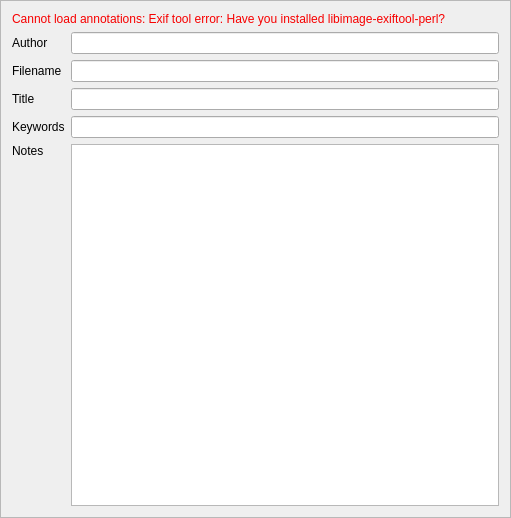
Before: the Qt Designer form pageattr.ui in sjg20/paperman, drawn with Qt 5.
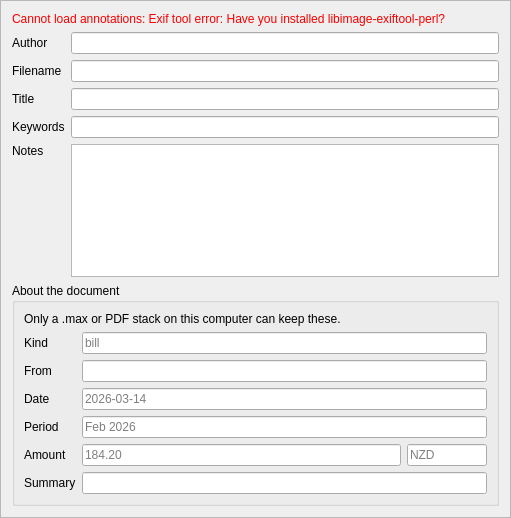
After: the same form once the commit is applied.

Commit message: pagewidget: Show a stack's facts in the info form

```diff
--- a/pageattr.ui
+++ b/pageattr.ui
@@ -150,6 +150,148 @@
      </item>
     </layout>
    </item>
+   <item>
+    <widget class="QGroupBox" name="factsBox">
+     <property name="title">
+      <string>About the document</string>
+     </property>
+     <property name="toolTip">
+      <string>The facts kept with the stack, which papers can be found by</string>
+     </property>
+     <layout class="QVBoxLayout" name="factsLayout">
+      <item>
+       <widget class="QLabel" name="factsNote">
+        <property name="text">
+         <string>Only a .max or PDF stack on this computer can keep these.</string>
+        </property>
+        <property name="wordWrap">
+         <bool>true</bool>
+        </property>
+       </widget>
+      </item>
+      <item>
+       <layout class="QGridLayout" name="factsGrid">
+       <item row="0" column="0">
+        <widget class="QLabel" name="factTypeLabel">
+         <property name="text">
+          <string>Kind</string>
+         </property>
+        </widget>
+       </item>
+       <item row="0" column="1">
+        <widget class="QLineEdit" name="factType">
+         <property name="toolTip">
+          <string>What kind of document it is, in a word or two</string>
+         </property>
+         <property name="placeholderText">
+          <string>bill</string>
+         </property>
+        </widget>
+       </item>
+       <item row="1" column="0">
+        <widget class="QLabel" name="factFromLabel">
+         <property name="text">
+          <string>From</string>
+         </property>
+        </widget>
+       </item>
+       <item row="1" column="1">
+        <widget class="QLineEdit" name="factFrom">
+         <property name="toolTip">
+          <string>Who it is from</string>
+         </property>
+        </widget>
+       </item>
+       <item row="2" column="0">
+        <widget class="QLabel" name="factDateLabel">
+         <property name="text">
+          <string>Date</string>
+         </property>
+        </widget>
+       </item>
+       <item row="2" column="1">
+        <widget class="QLineEdit" name="factDate">
+         <property name="toolTip">
+          <string>The document's own date, as year-month-day, or just the year and month, or the year</string>
+         </property>
+         <property name="placeholderText">
+          <string>2026-03-14</string>
+         </property>
+        </widget>
+       </item>
+       <item row="3" column="0">
+        <widget class="QLabel" name="factPeriodLabel">
+         <property name="text">
+          <string>Period</string>
+         </property>
+        </widget>
+       </item>
+       <item row="3" column="1">
+        <widget class="QLineEdit" name="factPeriod">
+         <property name="toolTip">
+          <string>What it covers, as it would be said</string>
+         </property>
+         <property name="placeholderText">
+          <string>Feb 2026</string>
+         </property>
+        </widget>
+       </item>
+       <item row="4" column="0">
+        <widget class="QLabel" name="factAmountLabel">
+         <property name="text">
+          <string>Amount</string>
+         </property>
+        </widget>
+       </item>
+       <item row="4" column="1">
+        <layout class="QHBoxLayout" name="factAmountLayout">
+         <item>
+          <widget class="QLineEdit" name="factAmount">
+           <property name="toolTip">
+            <string>The main amount of money in it, as a number</string>
+           </property>
+           <property name="placeholderText">
+            <string>184.20</string>
+           </property>
+          </widget>
+         </item>
+         <item>
+          <widget class="QLineEdit" name="factCurrency">
+           <property name="maximumSize">
+            <size>
+             <width>80</width>
+             <height>16777215</height>
+            </size>
+           </property>
+           <property name="toolTip">
+            <string>The currency of the amount, as three letters</string>
+           </property>
+           <property name="placeholderText">
+            <string>NZD</string>
+           </property>
+          </widget>
+         </item>
+        </layout>
+       </item>
+       <item row="5" column="0">
+        <widget class="QLabel" name="factSummaryLabel">
+         <property name="text">
+          <string>Summary</string>
+         </property>
+        </widget>
+       </item>
+       <item row="5" column="1">
+        <widget class="QLineEdit" name="factSummary">
+         <property name="toolTip">
+          <string>What it is, in a line</string>
+         </property>
+        </widget>
+       </item>
+       </layout>
+      </item>
+     </layout>
+    </widget>
+   </item>
   </layout>
  </widget>
  <resources/>
```
The commit also changes 6 other files.
